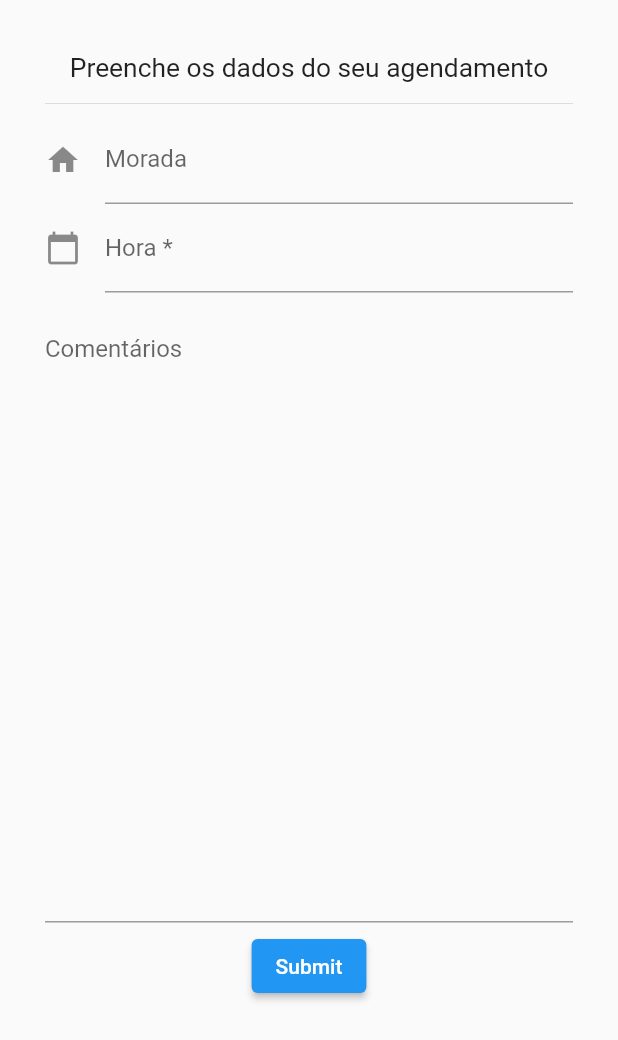
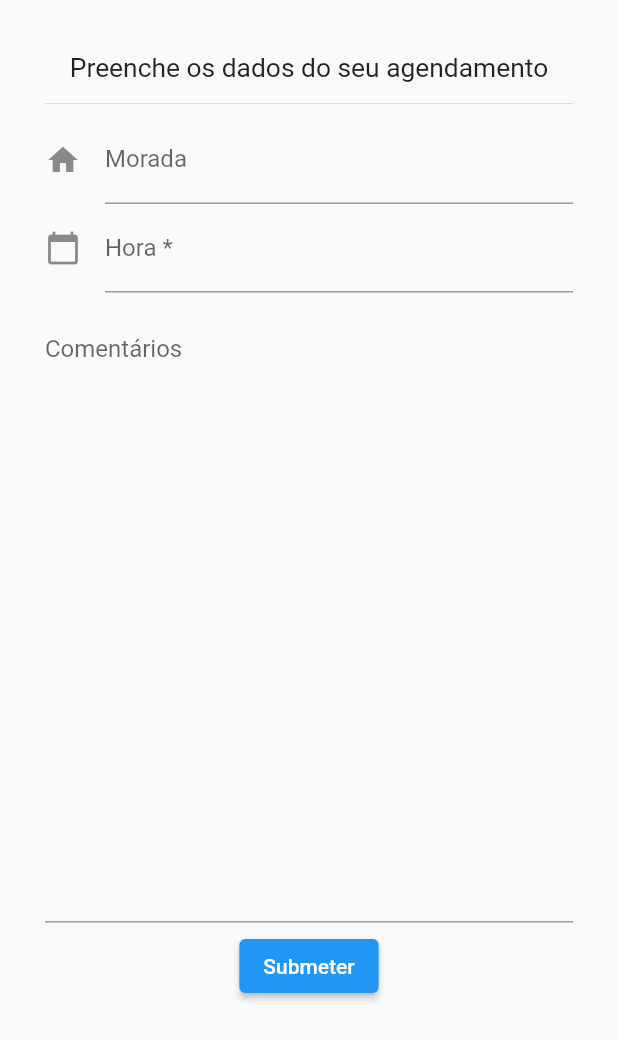
Before and after one commit to laramatos22/ihc_project, a Flutter app: the ScheduleForm widget shown alone on an empty page, opened directly, on a phone screen of 412 x 824 dp. Shown: the top 1040 px of the screen. Run offline on Flutter 3.47's test engine with Material 2 defaults, Android fonts, the phone set to English and light mode, and no system bars; our stand-ins replace flutter_image_slideshow; missing offline and left inert: dart:html.

```diff
--- a/rtd_project/lib/patient/schedule_form.dart
+++ b/rtd_project/lib/patient/schedule_form.dart
@@ -78,6 +78,9 @@ class ScheduleFormState extends State<ScheduleForm> {
   final _formKey = GlobalKey<FormState>();
   TextEditingController dateController = TextEditingController();
 
+  // For the purpose of displaying error messages at appropriate moments
+  bool _submitted = false;
+
   String? get _errorText {
     // at any time, we can get the text from _controller.value.text
     final text = dateController.value.text;
@@ -125,9 +128,10 @@ class ScheduleFormState extends State<ScheduleForm> {
                 ),
                   TextField(
                       controller: dateController, //editing controller of this TextField
-                      decoration: const InputDecoration(
+                      decoration: InputDecoration(
                           icon: Icon(Icons.calendar_today), //icon of text field
                           labelText: "Hora *", //label text of field
+                          errorText: _submitted ? _errorText : null ,
                       ),
                       readOnly: true,  // when true user cannot edit text
                       onTap: () async {
@@ -146,7 +150,7 @@ class ScheduleFormState extends State<ScheduleForm> {
                             dateController.text = selectedTime.hour.toString() + ":" +selectedTime.minute.toString(); //set foratted date to TextField value.
                           });
                         }
-                      }
+                      },
                   ),
                   TextFormField(
                     keyboardType: TextInputType.multiline,
@@ -173,9 +177,12 @@ class ScheduleFormState extends State<ScheduleForm> {
                           const SnackBar(content: Text('A verificar...')),
                         );
                          */
+                          setState(() {
+                            _submitted = true;
+                          });
                         }
                       },
-                      child: const Text('Submit'),
+                      child: const Text('Submeter'),
                     ),
                   ),
               ],
```
